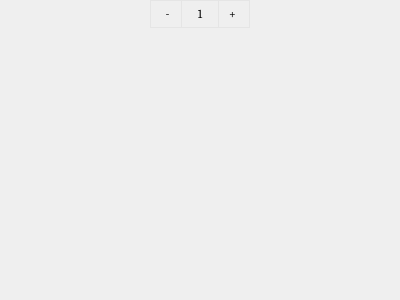
This is ui/admin/toast.ui in dinhphuquy2k1/python-qt5 as Qt 5 draws it before an edit. The edited form follows.
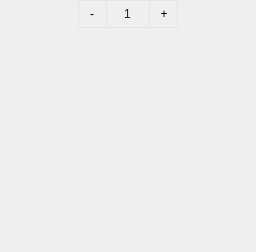
This is the edited form.

Commit message: fix form order

Patch:
```diff
--- a/ui/admin/toast.ui
+++ b/ui/admin/toast.ui
@@ -6,8 +6,8 @@
    <rect>
     <x>0</x>
     <y>0</y>
-    <width>400</width>
-    <height>300</height>
+    <width>256</width>
+    <height>252</height>
    </rect>
   </property>
   <property name="windowTitle">
@@ -30,7 +30,7 @@
 		border-left: 1px solid #e5e5e5;
 }</string>
   </property>
-  <layout class="QHBoxLayout" name="horizontalLayout">
+  <layout class="QVBoxLayout" name="verticalLayout">
    <property name="spacing">
     <number>0</number>
    </property>
@@ -47,7 +47,59 @@
     <number>0</number>
    </property>
    <item alignment="Qt::AlignTop">
+    <widget class="QWidget" name="widget" native="true">
+     <property name="styleSheet">
+      <string notr="true">#order_group_btn{
+	border: 1px solid #e5e5e5;
+}
+
+#minus_order_btn, #plus_order_btn{
+	min-width: 28px;
+	min-height: 28px;
+	border: none;
+	text-align: center;
+}
+#quantity_order{
+	border-radius: 0;
+	background: transparent;
+	width: 35px;
+	min-height: 28px;
+	border: none;
+	color: #222;
+}
+
+#minus_order_btn{
+	border-right: 1px solid #e5e5e5;
+}
+
+#plus_order_btn{
+		border-left: 1px solid #e5e5e5;
+}</string>
+     </property>
+     <layout class="QHBoxLayout" name="horizontalLayout_2">
+      <property name="spacing">
+       <number>0</number>
+      </property>
+      <property name="leftMargin">
+       <number>0</number>
+      </property>
+      <property name="topMargin">
+       <number>0</number>
+      </property>
+      <property name="rightMargin">
+       <number>0</number>
+      </property>
+      <property name="bottomMargin">
+       <number>0</number>
+      </property>
+      <item>
     <widget class="QWidget" name="order_group_btn" native="true">
+        <property name="minimumSize">
+         <size>
+          <width>0</width>
+          <height>28</height>
+         </size>
+        </property>
      <property name="maximumSize">
       <size>
        <width>100</width>
@@ -71,40 +123,21 @@
        <number>0</number>
       </property>
       <item>
-       <widget class="QWidget" name="widget" native="true">
-        <property name="minimumSize">
-         <size>
-          <width>0</width>
-          <height>28</height>
-         </size>
-        </property>
-        <property name="maximumSize">
-         <size>
-          <width>16777215</width>
-          <height>28</height>
-         </size>
-        </property>
-        <layout class="QHBoxLayout" name="horizontalLayout_2">
+          <layout class="QHBoxLayout" name="horizontalLayout">
          <property name="spacing">
           <number>0</number>
          </property>
-         <property name="leftMargin">
-          <number>0</number>
-         </property>
-         <property name="topMargin">
-          <number>0</number>
-         </property>
-         <property name="rightMargin">
-          <number>0</number>
-         </property>
-         <property name="bottomMargin">
-          <number>0</number>
-         </property>
          <item>
           <widget class="QPushButton" name="minus_order_btn">
+             <property name="sizePolicy">
+              <sizepolicy hsizetype="Preferred" vsizetype="Preferred">
+               <horstretch>0</horstretch>
+               <verstretch>0</verstretch>
+              </sizepolicy>
+             </property>
            <property name="minimumSize">
             <size>
-             <width>28</width>
+               <width>29</width>
              <height>28</height>
             </size>
            </property>
@@ -114,11 +147,6 @@
              <height>28</height>
             </size>
            </property>
-           <property name="font">
-            <font>
-             <family>Cambria</family>
-            </font>
-           </property>
            <property name="cursor">
             <cursorShape>PointingHandCursor</cursorShape>
            </property>
@@ -127,47 +155,57 @@
            </property>
           </widget>
          </item>
-         <item>
-          <widget class="QLabel" name="label">
+           <item alignment="Qt::AlignTop">
+            <widget class="QSpinBox" name="quantity_order">
+             <property name="sizePolicy">
+              <sizepolicy hsizetype="Preferred" vsizetype="Preferred">
+               <horstretch>0</horstretch>
+               <verstretch>0</verstretch>
+              </sizepolicy>
+             </property>
            <property name="minimumSize">
             <size>
-             <width>28</width>
-             <height>28</height>
-            </size>
-           </property>
-           <property name="maximumSize">
-            <size>
-             <width>28</width>
-             <height>28</height>
-            </size>
-           </property>
-           <property name="sizeIncrement">
-            <size>
              <width>0</width>
-             <height>0</height>
-            </size>
-           </property>
-           <property name="font">
-            <font>
-             <family>Cambria</family>
-            </font>
-           </property>
-           <property name="text">
-            <string>1</string>
-           </property>
-           <property name="scaledContents">
-            <bool>true</bool>
+               <height>28</height>
+              </size>
+             </property>
+             <property name="maximumSize">
+              <size>
+               <width>16777215</width>
+               <height>16777215</height>
+              </size>
+             </property>
+             <property name="layoutDirection">
+              <enum>Qt::LeftToRight</enum>
+             </property>
+             <property name="frame">
+              <bool>false</bool>
            </property>
            <property name="alignment">
             <set>Qt::AlignCenter</set>
            </property>
+             <property name="buttonSymbols">
+              <enum>QAbstractSpinBox::NoButtons</enum>
+             </property>
+             <property name="minimum">
+              <number>1</number>
+             </property>
+             <property name="maximum">
+              <number>50</number>
+             </property>
           </widget>
          </item>
          <item>
           <widget class="QPushButton" name="plus_order_btn">
+             <property name="sizePolicy">
+              <sizepolicy hsizetype="Preferred" vsizetype="Preferred">
+               <horstretch>0</horstretch>
+               <verstretch>0</verstretch>
+              </sizepolicy>
+             </property>
            <property name="minimumSize">
             <size>
-             <width>28</width>
+               <width>29</width>
              <height>28</height>
             </size>
            </property>
@@ -177,11 +215,6 @@
              <height>28</height>
             </size>
            </property>
-           <property name="font">
-            <font>
-             <family>Cambria</family>
-            </font>
-           </property>
            <property name="cursor">
             <cursorShape>PointingHandCursor</cursorShape>
            </property>
@@ -189,6 +222,8 @@
             <string>+</string>
            </property>
           </widget>
+           </item>
+          </layout>
          </item>
         </layout>
        </widget>
```
Lines whose indentation alone changed are shown as unchanged. The commit also changes 45 other files.
